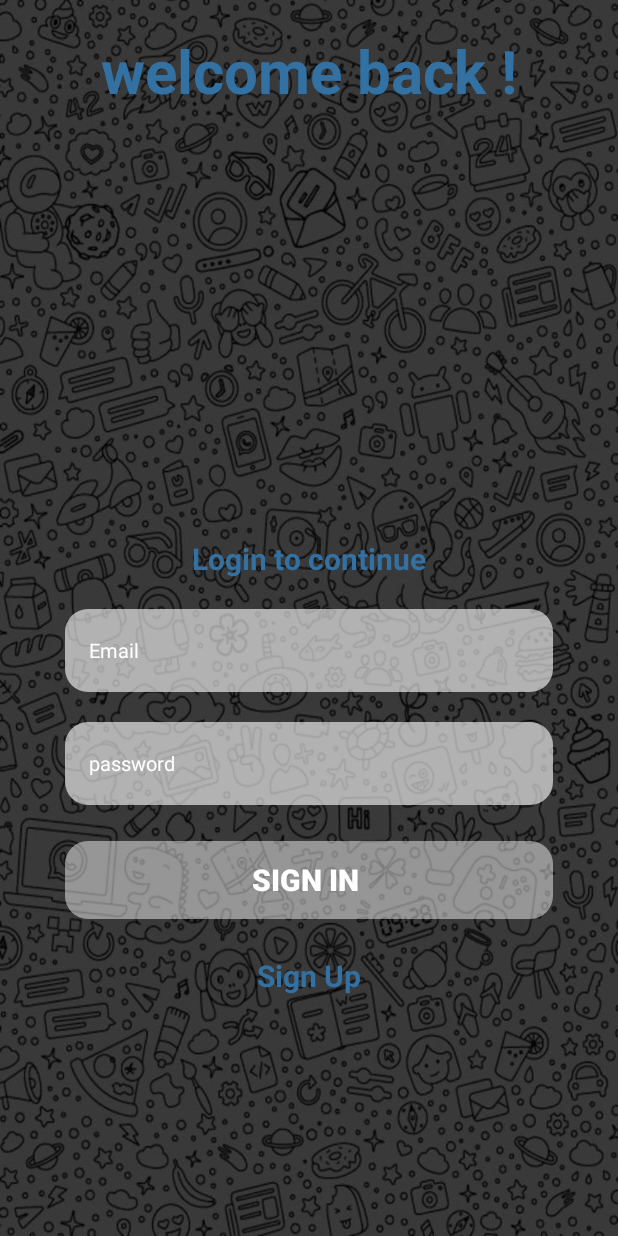
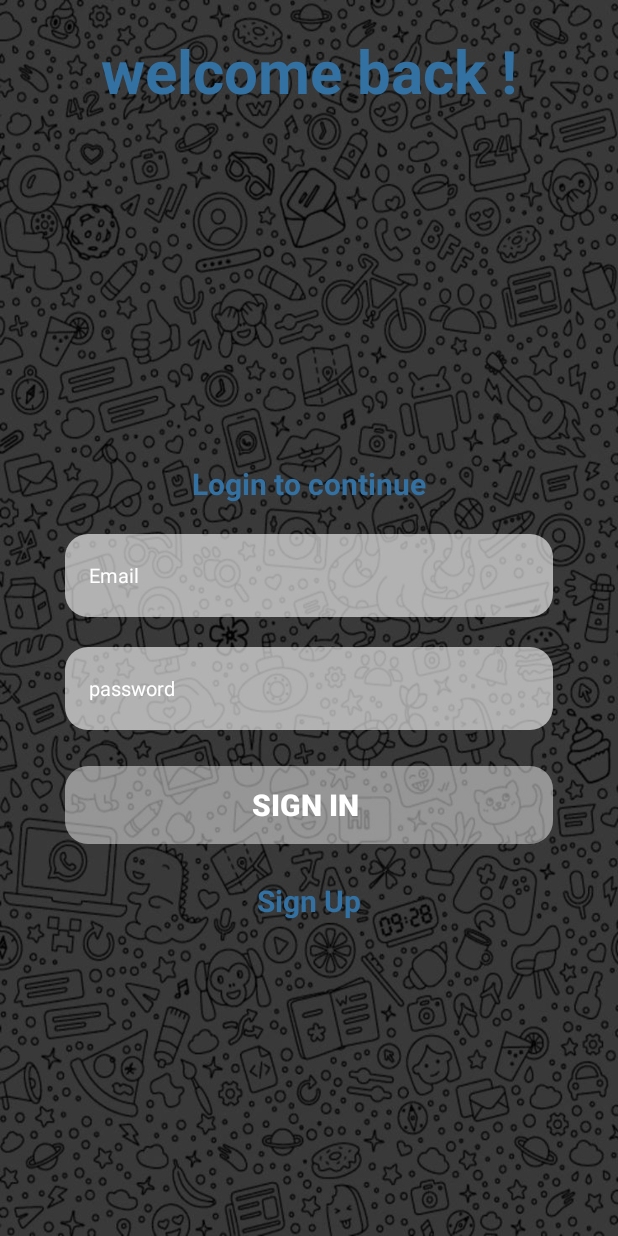
Before and after one commit to haghispin12/MontyChatElazar1, an Android app: the screen it shows after launch (log_In), on a phone screen of 412 x 824 dp. Run offline under Robolectric (Android 15) with nearby library versions, the light colour scheme and no system bars; our stand-ins replace Firebase (no records; nobody signed in at launch, a user with empty details on screens opened directly), sdp/ssp sizes.

Commit message:
vesion6.5

```diff
--- a/app/src/main/AndroidManifest.xml
+++ b/app/src/main/AndroidManifest.xml
@@ -4,6 +4,8 @@
 
     <uses-permission android:name="android.permission.INTERNET" />
     <uses-permission android:name="android.permission.READ_EXTERNAL_STORAGE" />
+    <uses-permission android:name="android.permission.POST_NOTIFICATIONS"/>
+
 
     <application
         android:allowBackup="true"
@@ -52,4 +54,6 @@
         </service>
     </application>
 
+
+
 </manifest>
--- a/app/src/main/java/com/example/montychat/MainActivity.java
+++ b/app/src/main/java/com/example/montychat/MainActivity.java
@@ -61,6 +61,8 @@ public class MainActivity extends AppCompatActivity implements ConversionListene
         progressBar = findViewById(R.id.progsesBar_M);
 
         preferenceManager = new PreferenceManager(getApplicationContext());
+
+
 
         init();
         loadUserDetails();
--- a/app/src/main/java/com/example/montychat/firebase/MessagingService.java
+++ b/app/src/main/java/com/example/montychat/firebase/MessagingService.java
@@ -17,5 +17,11 @@ public class MessagingService extends FirebaseMessagingService{
     @Override
     public void onMessageReceived(@NonNull RemoteMessage remoteMessage) {
         super.onMessageReceived(remoteMessage);
+
+//        String title = remoteMessage.getNotification().getTitle();
+//        String message = remoteMessage.getNotification().getBody();
+//
+//        // שלח התראה
+//        NotificationHelper.sendNotification(this, title, message);
     }
 }
--- a/app/src/main/java/com/example/montychat/log_In.java
+++ b/app/src/main/java/com/example/montychat/log_In.java
@@ -47,7 +47,7 @@ public class log_In extends AppCompatActivity {
         pass = findViewById(R.id.input_pass);
         signIn = findViewById(R.id.Sign_In_Button);
         createNewAccount = findViewById(R.id.Create_text);
-        progressBar = findViewById(R.id.progresBar1);
+        progressBar = findViewById(R.id.progresBar2);
 
 
             signIn.setOnClickListener(new View.OnClickListener() {
@@ -72,7 +72,7 @@ public class log_In extends AppCompatActivity {
         Toast.makeText(getApplicationContext(), s, Toast.LENGTH_SHORT).show();
     }
     private void signIn(){
-        //loading(true);
+        loading(true);
         FirebaseFirestore database = FirebaseFirestore.getInstance();
         database.collection(Constants.KEY_COLLECTION_USERS)
                 .whereEqualTo(Constants.KEY_EMAIL,email.getText().toString())
--- a/app/src/main/java/com/example/montychat/settings.java
+++ b/app/src/main/java/com/example/montychat/settings.java
@@ -19,6 +19,7 @@ import androidx.appcompat.app.AppCompatActivity;
 import com.example.montychat.ViewModels.chat_with_user_View_Model;
 import com.example.montychat.models.User;
 import com.example.montychat.utilities.Constants;
+import com.example.montychat.utilities.NotificationHelper;
 import com.example.montychat.utilities.PreferenceManager;
 import com.google.firebase.firestore.FirebaseFirestore;
 import com.google.firebase.firestore.QueryDocumentSnapshot;
@@ -30,6 +31,7 @@ import java.util.HashMap;
 
 public class settings extends AppCompatActivity {
 
+    private static final String CHANNEL_ID = "chanel_id";
     User receiverUser;
     com.makeramen.roundedimageview.RoundedImageView profile;
     EditText name, email;
@@ -49,6 +51,9 @@ public class settings extends AppCompatActivity {
         name = findViewById(R.id.edit_user_name_s);
         email = findViewById(R.id.edit_user_email_s);
         update = findViewById(R.id.button_up_date_s);
+
+        NotificationHelper.createNotificationChannel(this);
+
 
         preferenceManager = new PreferenceManager(getApplicationContext());
         viewModel = new chat_with_user_View_Model();
@@ -140,6 +145,7 @@ public class settings extends AppCompatActivity {
                     // Update conversations with new details
                     viewModel.updateAllConversationsWithNewDetails(preferenceManager);
 
+
                     showToast("Details updated successfully!");
                     Intent intent = new Intent(settings.this, MainActivity.class);
                     startActivity(intent);
--- a/app/src/main/res/layout/activity_log_in.xml
+++ b/app/src/main/res/layout/activity_log_in.xml
@@ -28,7 +28,7 @@
 
     <FrameLayout
         android:layout_width="match_parent"
-        android:layout_height="650dp"
+        android:layout_height="600dp"
         app:layout_constraintBottom_toBottomOf="parent">
 
 
@@ -104,7 +104,7 @@
                     app:cornerRadius="15dp" />
 
                 <ProgressBar
-                    android:id="@+id/progresBar1"
+                    android:id="@+id/progresBar2"
                     android:layout_width="25dp"
                     android:layout_height="25dp"
                     android:layout_gravity="center"
```
Also changed, not shown: app/build.gradle.kts (+6 -3 lines), app/src/main/java/com/example/montychat/utilities/NotificationHelper.java (added, +55 -0 lines).
